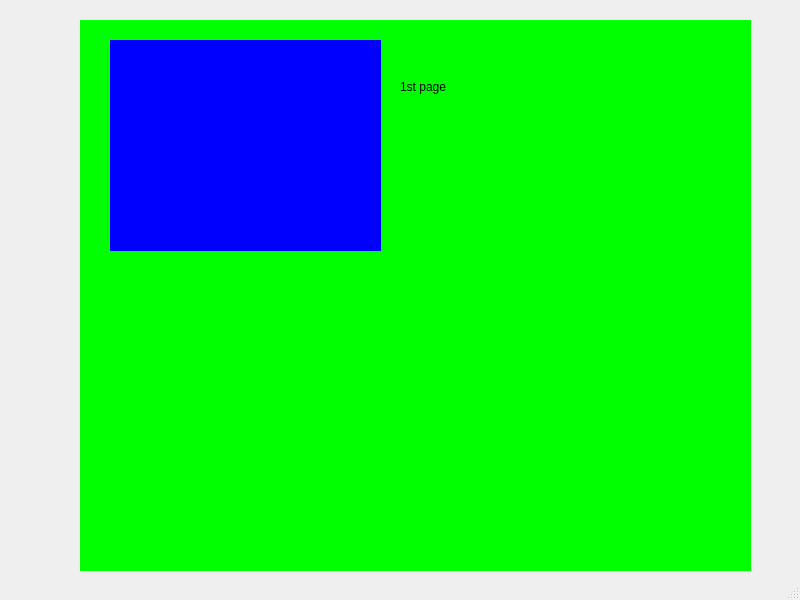
Before: the Qt Designer form camera_test2/camera_test2/camera/mainwindow.ui in huaweiteam9/RealTime-Embedded-Programming-Team9, drawn with Qt 5.
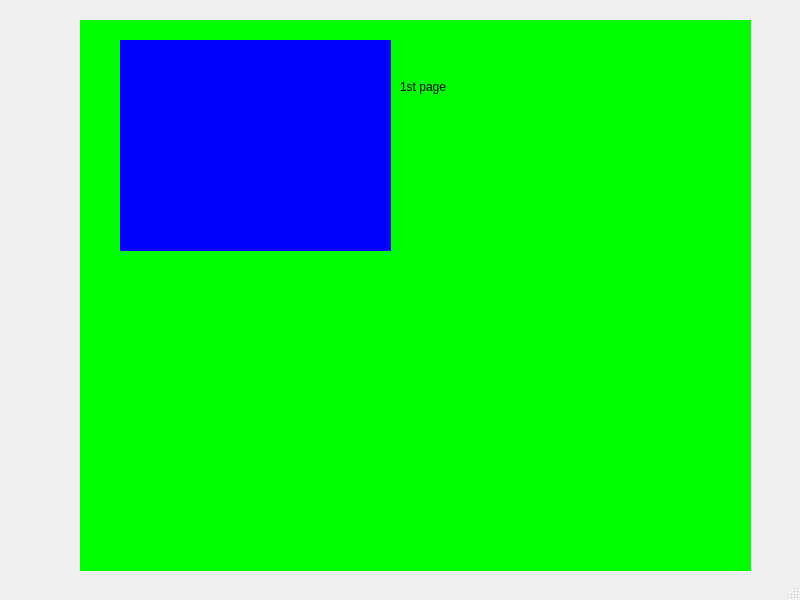
After: the same form once the commit is applied.

The edit to the form file:
```diff
--- a/camera_test2/camera_test2/camera/mainwindow.ui
+++ b/camera_test2/camera_test2/camera/mainwindow.ui
@@ -36,7 +36,7 @@
      <widget class="QLabel" name="display">
       <property name="geometry">
        <rect>
-        <x>30</x>
+        <x>40</x>
         <y>20</y>
         <width>271</width>
         <height>211</height>
```
Left out of the diff: 2 changed lines with no effect on the pictures.
